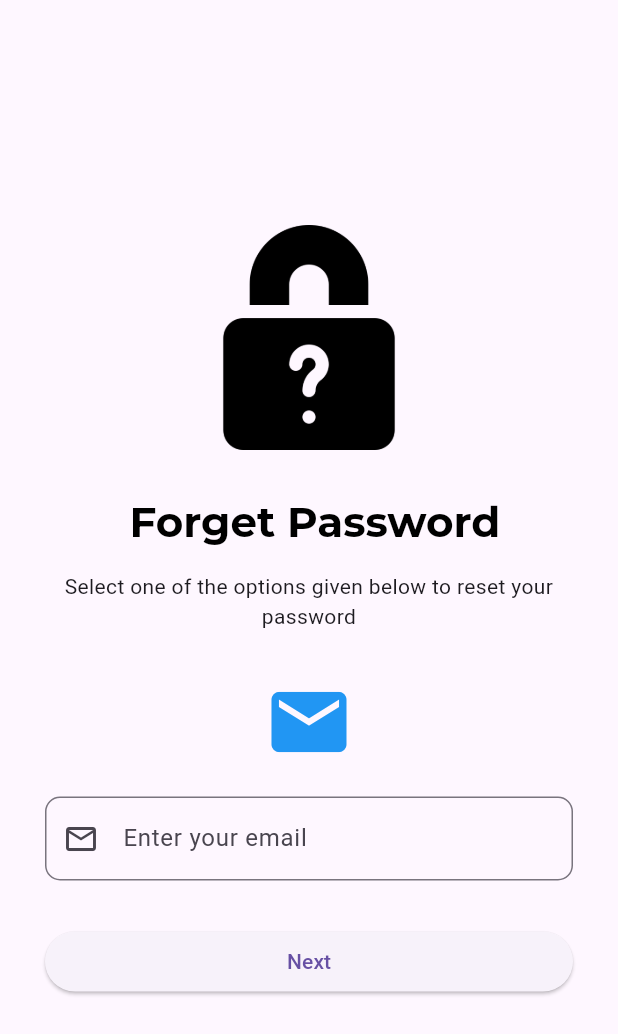
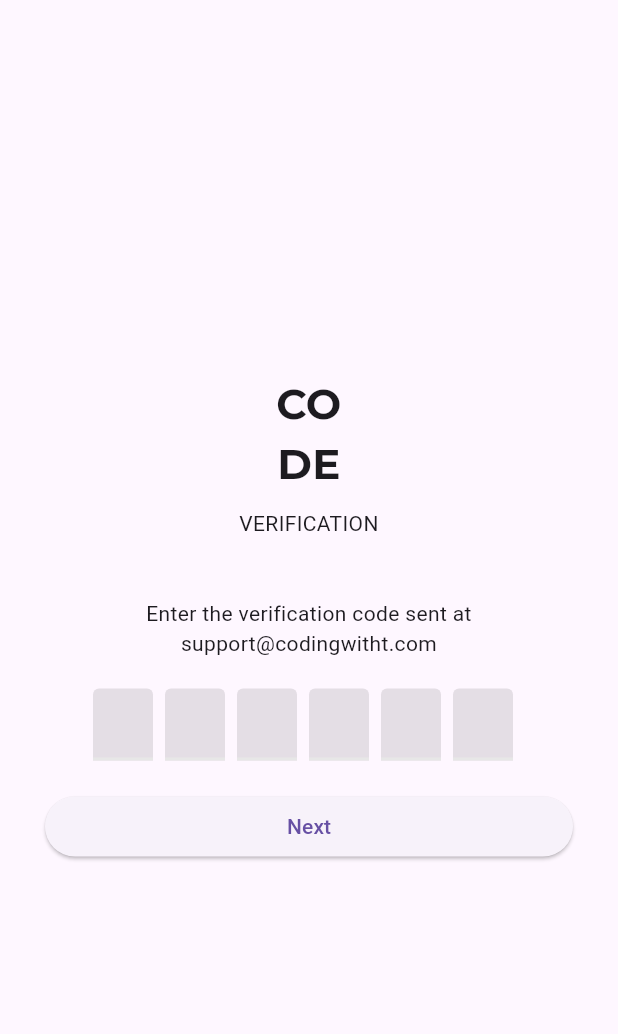
Before and after one commit to jihen603/flutter_project, a Flutter app: the ForgetPasswordMailScreen screen opened directly, after a tap on "Next", on a phone screen of 412 x 824 dp. Shown: the top 1034 px of the screen. Run offline on Flutter 3.47's test engine with Material 3 defaults, Android fonts, the phone set to English and light mode, and no system bars; drawn by our look-alikes of flutter_otp_text_field; our stand-ins replace google_fonts.

Commit message:
Ton message de commit

```diff
--- a/lib/src/constants/text_strings.dart
+++ b/lib/src/constants/text_strings.dart
@@ -19,3 +19,8 @@ const String tForgetPhoneSubTitle = "Enter your registred Phone Number to receiv
 
 //--Via Email
 const String tForgetMailSubTitle = "Enter your registered E-Mail to receive OTP";
+const String tOtpTitle ="CO\nDE";
+
+const String tOtpSubTitle = "Verification";
+const String tOtpMessage = "Enter the verification code sent at";
+const String tNext = "Next";
--- a/lib/src/features/authentification/screens/forget_password/forget_password_mail/forget_password_mail.dart
+++ b/lib/src/features/authentification/screens/forget_password/forget_password_mail/forget_password_mail.dart
@@ -1,8 +1,10 @@
 import 'package:flutter/material.dart';
-import 'package:untitled1/src/constants/image_strings.dart';
-import 'package:untitled1/src/constants/sizes.dart';
-import 'package:untitled1/src/constants/text_strings.dart';
-import 'package:untitled1/src/features/authentification/form_header_widget.dart';
+import 'package:EnviroSafeIot/src/constants/image_strings.dart';
+import 'package:EnviroSafeIot/src/constants/sizes.dart';
+import 'package:EnviroSafeIot/src/constants/text_strings.dart';
+import 'package:EnviroSafeIot/src/features/authentification/form_header_widget.dart';
+
+import '../forget_password_otp/otp_screen.dart';
 
 class ForgetPasswordMailScreen extends StatelessWidget {
   const ForgetPasswordMailScreen({Key? key}) : super(key: key);
@@ -49,7 +51,13 @@ class ForgetPasswordMailScreen extends StatelessWidget {
               width: double.infinity,
               child: ElevatedButton(
                 onPressed: () {
-                  // Ajouter la logique ici
+                  Navigator.push(
+                    context,
+                    MaterialPageRoute(
+                      builder: (context) => const OTPScreen(), // Navigue vers OTPScreen
+                    ),
+                  );
+
                 },
                 child: const Text("Next"),
               ),
--- a/lib/src/features/authentification/screens/forget_password/forget_password_options/forget_password_model_bottom_sheet.dart
+++ b/lib/src/features/authentification/screens/forget_password/forget_password_options/forget_password_model_bottom_sheet.dart
@@ -1,6 +1,6 @@
 import 'package:flutter/material.dart';
-import 'package:untitled1/src/features/authentification/screens/forget_password/forget_password_mail/forget_password_mail.dart';
-import 'package:untitled1/src/features/authentification/screens/forget_password/forget_password_phone/forget_password_phone.dart';
+import 'package:EnviroSafeIot/src/features/authentification/screens/forget_password/forget_password_mail/forget_password_mail.dart';
+import 'package:EnviroSafeIot/src/features/authentification/screens/forget_password/forget_password_phone/forget_password_phone.dart';
 
 import '../../../../../constants/sizes.dart';
 import '../../../../../constants/text_strings.dart';
--- /dev/null
+++ b/lib/src/features/authentification/screens/forget_password/forget_password_otp/otp_screen.dart
@@ -0,0 +1,64 @@
+import 'package:flutter/material.dart';
+import 'package:flutter_otp_text_field/flutter_otp_text_field.dart';
+import 'package:google_fonts/google_fonts.dart';
+import 'package:EnviroSafeIot/src/constants/sizes.dart';
+import 'package:EnviroSafeIot/src/constants/text_strings.dart';
+
+class OTPScreen extends StatelessWidget {
+  const OTPScreen({Key? key}) : super(key: key);
+
+  @override
+  Widget build(BuildContext context) {
+    return Scaffold(
+      body: Container(
+        padding: const EdgeInsets.all(tDefaultSize),
+        child: Column(
+          mainAxisAlignment: MainAxisAlignment.center,
+          children: [
+            Text(
+              tOtpTitle,
+              style: GoogleFonts.montserrat(
+                fontWeight: FontWeight.bold,
+                fontSize: 28.0, // Réduit la taille du texte pour éviter un dépassement
+              ),
+              textAlign: TextAlign.center,
+            ),
+            const SizedBox(height: 10.0), // Ajout d'un espace entre les textes
+            Text(
+              tOtpSubTitle.toUpperCase(),
+              style: Theme.of(context).textTheme.bodyMedium,
+              textAlign: TextAlign.center,
+            ),
+            const SizedBox(height: 40.0),
+            Text(
+              "$tOtpMessage support@codingwitht.com",
+              textAlign: TextAlign.center,
+            ),
+            const SizedBox(height: 20.0),
+
+            // Champ OTP
+            OtpTextField(
+              numberOfFields: 6,
+              fillColor: Colors.black.withOpacity(0.1),
+              filled: true,
+              onSubmit: (code) {
+                print("OTP is => $code");
+              },
+            ),
+
+            const SizedBox(height: 20.0),
+
+            // Bouton "Next"
+            SizedBox(
+              width: double.infinity, // Correction ici
+              child: ElevatedButton(
+                onPressed: () {},
+                child: const Text(tNext),
+              ),
+            ),
+          ],
+        ),
+      ),
+    );
+  }
+}
--- a/lib/src/features/authentification/screens/login_screen.dart
+++ b/lib/src/features/authentification/screens/login_screen.dart
@@ -1,8 +1,8 @@
 import 'dart:ui';
 import 'package:flutter/material.dart';
-import 'package:untitled1/src/constants/image_strings.dart';
-import 'package:untitled1/src/features/authentification/screens/signup/signup.dart';
-import 'package:untitled1/src/features/authentification/screens/forget_password/forget_password_options/forget_password_model_bottom_sheet.dart';
+import 'package:EnviroSafeIot/src/constants/image_strings.dart';
+import 'package:EnviroSafeIot/src/features/authentification/screens/signup/signup.dart';
+import 'package:EnviroSafeIot/src/features/authentification/screens/forget_password/forget_password_options/forget_password_model_bottom_sheet.dart';
 
 class LoginScreen extends StatefulWidget {
   const LoginScreen({Key? key}) : super(key: key);
--- a/lib/src/features/authentification/screens/signup/signup.dart
+++ b/lib/src/features/authentification/screens/signup/signup.dart
@@ -1,6 +1,6 @@
 import 'dart:ui';
 import 'package:flutter/material.dart';
-import 'package:untitled1/src/constants/image_strings.dart';
+import 'package:EnviroSafeIot/src/constants/image_strings.dart';
 
 
 
--- a/lib/src/features/authentification/screens/splash_screen/splash_screen.dart
+++ b/lib/src/features/authentification/screens/splash_screen/splash_screen.dart
@@ -1,7 +1,7 @@
 import 'dart:ui'; // Import nécessaire pour BackdropFilter
 import 'package:flutter/material.dart';
-import 'package:untitled1/src/constants/image_strings.dart';
-import 'package:untitled1/src/constants/text_strings.dart';
+import 'package:EnviroSafeIot/src/constants/image_strings.dart';
+import 'package:EnviroSafeIot/src/constants/text_strings.dart';
 import '../login_screen.dart';
 
 
--- a/lib/src/utils/theme/theme.dart
+++ b/lib/src/utils/theme/theme.dart
@@ -1,6 +1,6 @@
 import 'package:flutter/material.dart';
 import 'package:google_fonts/google_fonts.dart';
-import 'package:untitled1/src/utils/theme/widget_themes/text_theme.dart';
+import 'package:EnviroSafeIot/src/utils/theme/widget_themes/text_theme.dart';
 
 class TAppTheme {
    TAppTheme._();
--- a/pubspec.yaml
+++ b/pubspec.yaml
@@ -1,4 +1,4 @@
-name: untitled1
+name: EnviroSafeIot
 description: "A new Flutter project."
 publish_to: 'none'
 
@@ -13,11 +13,13 @@ dependencies:
   cupertino_icons: ^1.0.8
   google_fonts: ^6.2.1
   flutter_native_splash: ^2.4.5
+  flutter_otp_text_field: ^1.5.0+1
 
 dev_dependencies:
   flutter_test:
     sdk: flutter
   flutter_lints: ^5.0.0  # Déplacé ici
+  flutter_launcher_icons: ^0.14.3
 
 flutter_native_splash:
   color: "#f7f6f1"
```
Also changed, not shown: lib/main.dart (+4 -4 lines), pubspec.lock, 3 other files.
